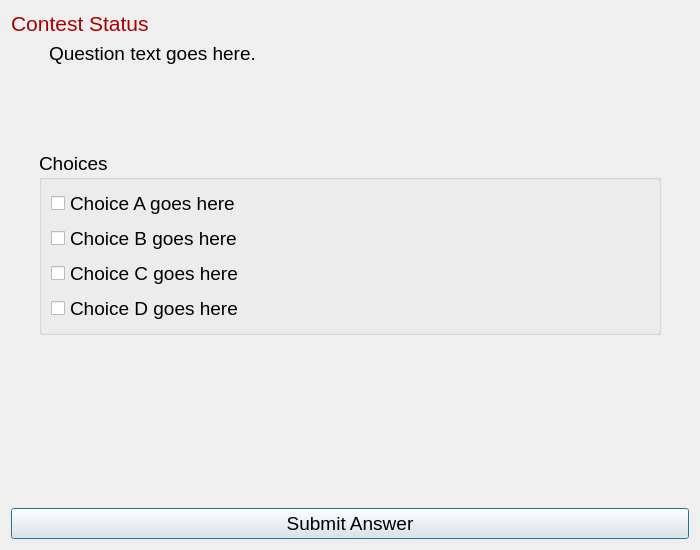
Qt form src/client/finalsChoice.ui (trigger-happy/Cerberus) before a commit.
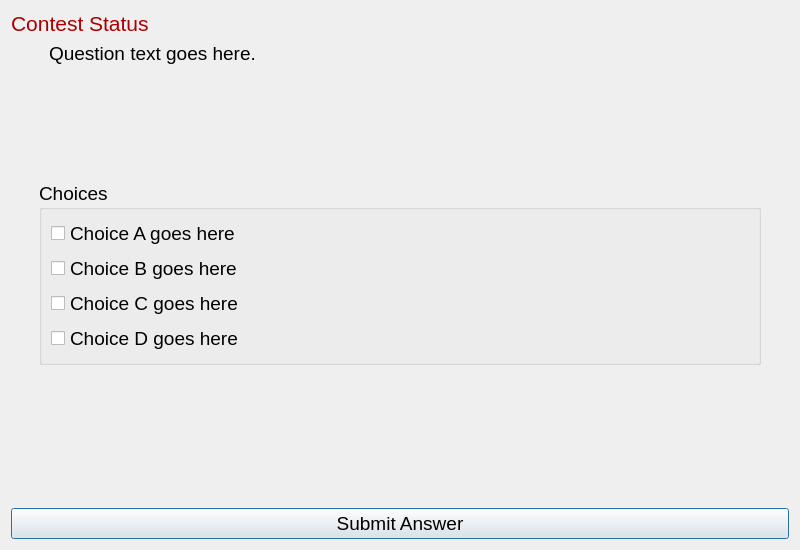
The same form after that commit.

Commit message: Made UI size adjustments per Niko's feedback

The edit to the form file:
```diff
--- a/src/client/finalsChoice.ui
+++ b/src/client/finalsChoice.ui
@@ -6,7 +6,7 @@
    <rect>
     <x>0</x>
     <y>0</y>
-    <width>700</width>
+    <width>800</width>
     <height>550</height>
    </rect>
   </property>
@@ -124,7 +124,7 @@
      <property name="sizeHint" stdset="0">
       <size>
        <width>21</width>
-       <height>80</height>
+       <height>110</height>
       </size>
      </property>
     </spacer>
```
The commit also changes 3 other files.
